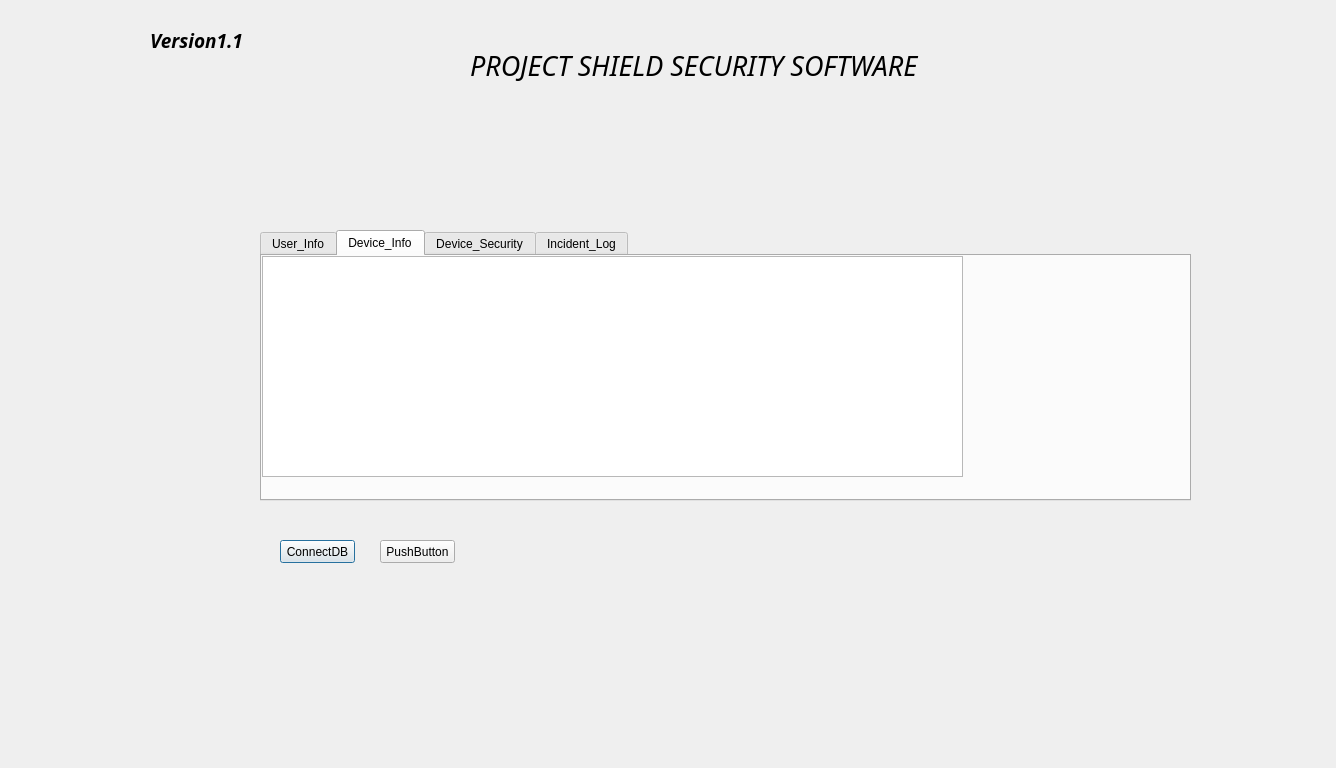
Before: the Qt Designer form Project_Shield_Software_Version1_1/secondwindow.ui in JohanFick/SecuritySoftwareProgram, drawn with Qt 5.
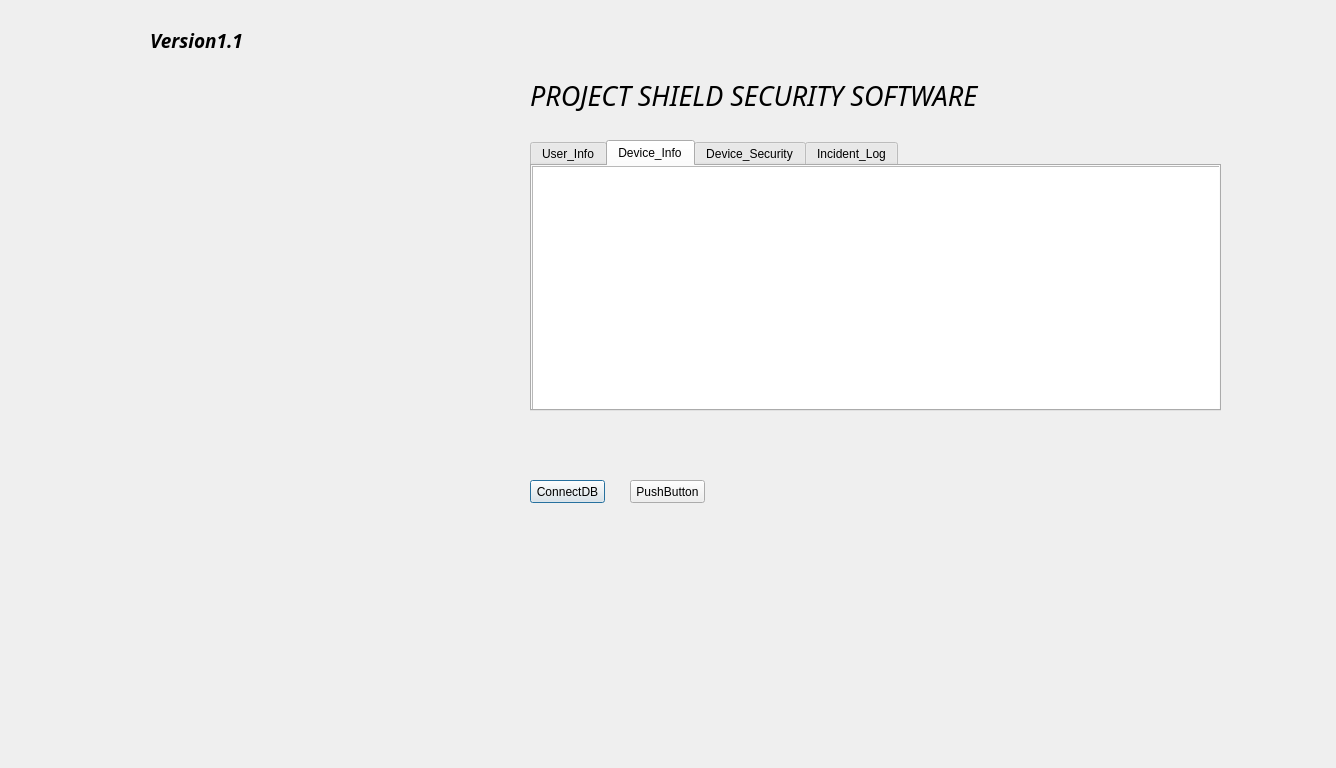
After: the same form once the commit is applied. The open tabs and pages were chosen to show the change. Icons and pictures are not drawn.

The edit to the form file:
```diff
--- a/Project_Shield_Software_Version1_1/secondwindow.ui
+++ b/Project_Shield_Software_Version1_1/secondwindow.ui
@@ -22,8 +22,8 @@
   <widget class="QPushButton" name="pushButton">
    <property name="geometry">
     <rect>
-     <x>280</x>
-     <y>540</y>
+     <x>530</x>
+     <y>480</y>
      <width>75</width>
      <height>23</height>
     </rect>
@@ -35,8 +35,8 @@
   <widget class="QLabel" name="MainText">
    <property name="geometry">
     <rect>
-     <x>470</x>
-     <y>50</y>
+     <x>530</x>
+     <y>80</y>
      <width>561</width>
      <height>31</height>
     </rect>
@@ -92,9 +92,9 @@
   <widget class="QTabWidget" name="tabWidget">
    <property name="geometry">
     <rect>
-     <x>260</x>
-     <y>230</y>
-     <width>931</width>
+     <x>530</x>
+     <y>140</y>
+     <width>691</width>
      <height>271</height>
     </rect>
    </property>
@@ -125,8 +125,8 @@
       <rect>
        <x>0</x>
        <y>0</y>
-       <width>701</width>
-       <height>221</height>
+       <width>691</width>
+       <height>251</height>
       </rect>
      </property>
     </widget>
@@ -165,8 +165,8 @@
   <widget class="QPushButton" name="pushButton_2">
    <property name="geometry">
     <rect>
-     <x>380</x>
-     <y>540</y>
+     <x>630</x>
+     <y>480</y>
      <width>75</width>
      <height>23</height>
     </rect>
```
Left out of the diff: 15 changed lines with no effect on the pictures.
